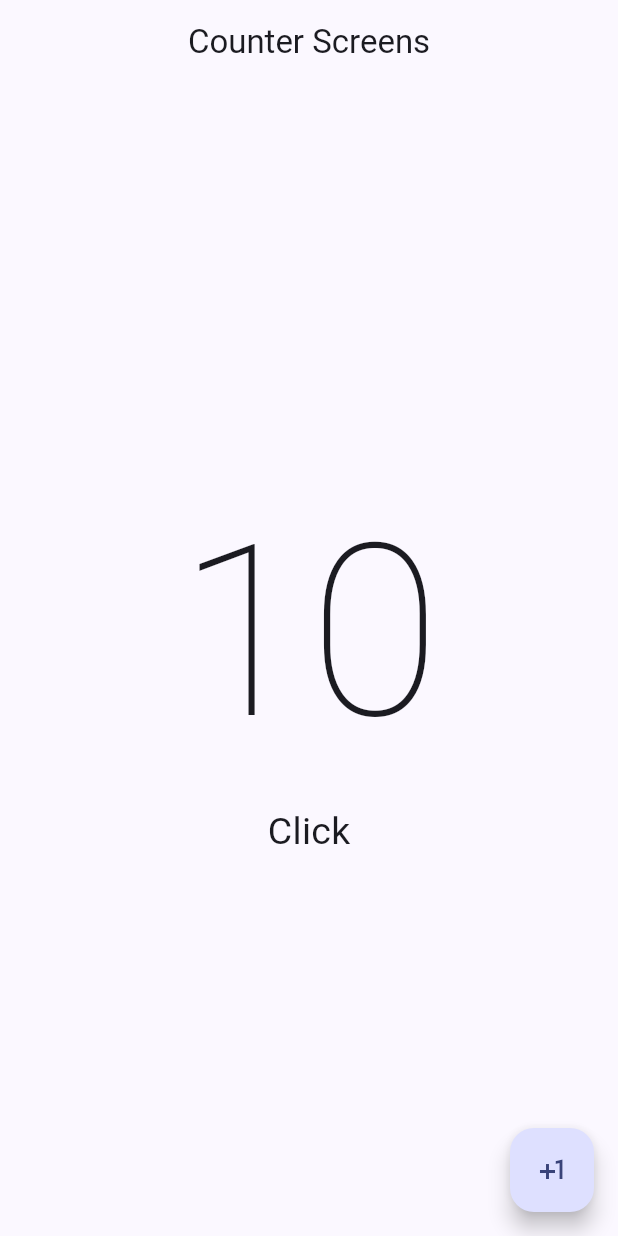
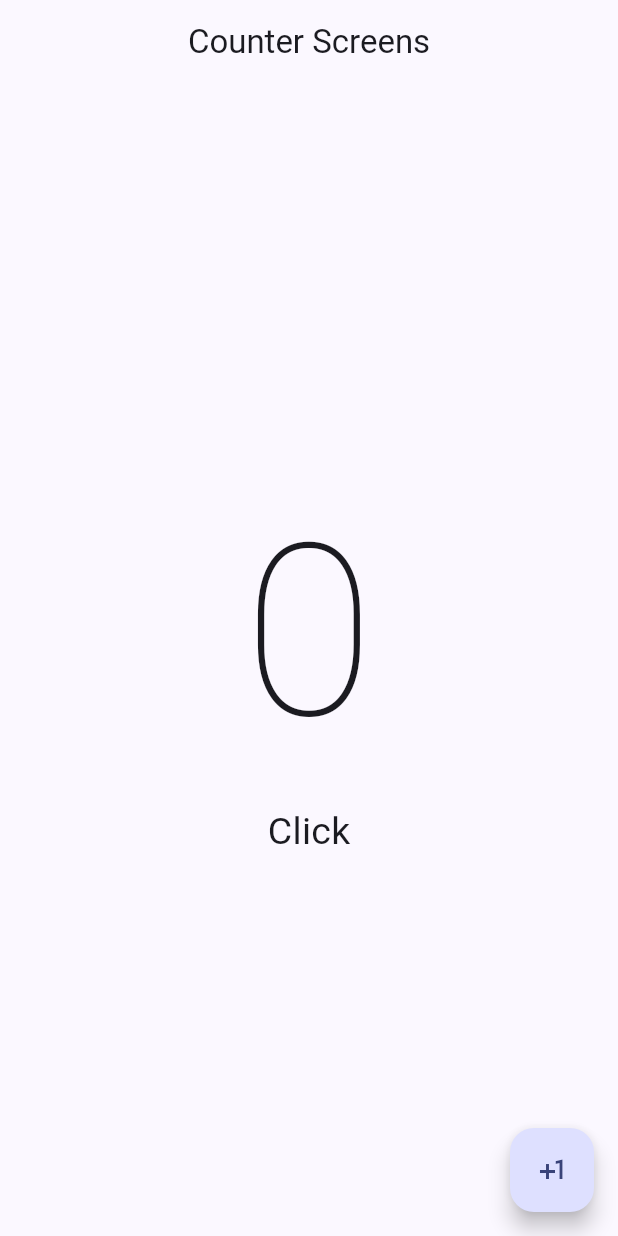
Before and after one commit to ArturoEddin/FlutterFernadoHerrera, a Flutter app: the screen it shows after launch, on a phone screen of 412 x 824 dp. Run offline on Flutter 3.47's test engine with Material 2 defaults, Android fonts, the phone set to English and light mode, and no system bars.

Commit message:
11/08/2023

```diff
--- a/hello_world_app/lib/presentation/screens/counter/couter_screens.dart
+++ b/hello_world_app/lib/presentation/screens/counter/couter_screens.dart
@@ -1,32 +1,41 @@
 import 'package:flutter/material.dart';
 
- class CounterScreens extends StatelessWidget {
+class CounterScreens extends StatefulWidget {
   const CounterScreens({super.key});
 
   @override
+  State<CounterScreens> createState() => _CounterScreensState();
+}
+
+class _CounterScreensState extends State<CounterScreens> {
+  int clickCounter = 0;
+  @override
   Widget build(BuildContext context) {
-    return  Scaffold(
+    return Scaffold(
       appBar: AppBar(
-          title: const Center(child:  Text("Counter Screens")),
+        title: const Center(child: Text("Counter Screens")),
       ),
       body: Center(
         child: Column(
           mainAxisAlignment: MainAxisAlignment.center,
-          children:const  [
-             Text("10",style: TextStyle(fontSize: 160,fontWeight:FontWeight.w100 ),),
-             Text("Click",style: TextStyle(fontSize: 25))
-
+          children: [
+            Text(
+              "$clickCounter",
+              style:
+                  const TextStyle(fontSize: 160, fontWeight: FontWeight.w100),
+            ),
+            const Text("Click", style: TextStyle(fontSize: 25))
           ],
         ),
       ),
       floatingActionButton: FloatingActionButton(
-         onPressed: () {},
+        onPressed: () {
+          setState(() {
+            clickCounter++;
+          });
+        },
         child: const Icon(Icons.plus_one),
-
-
-
       ),
-
     );
   }
 }
```
Lines whose indentation alone changed are shown as unchanged.
